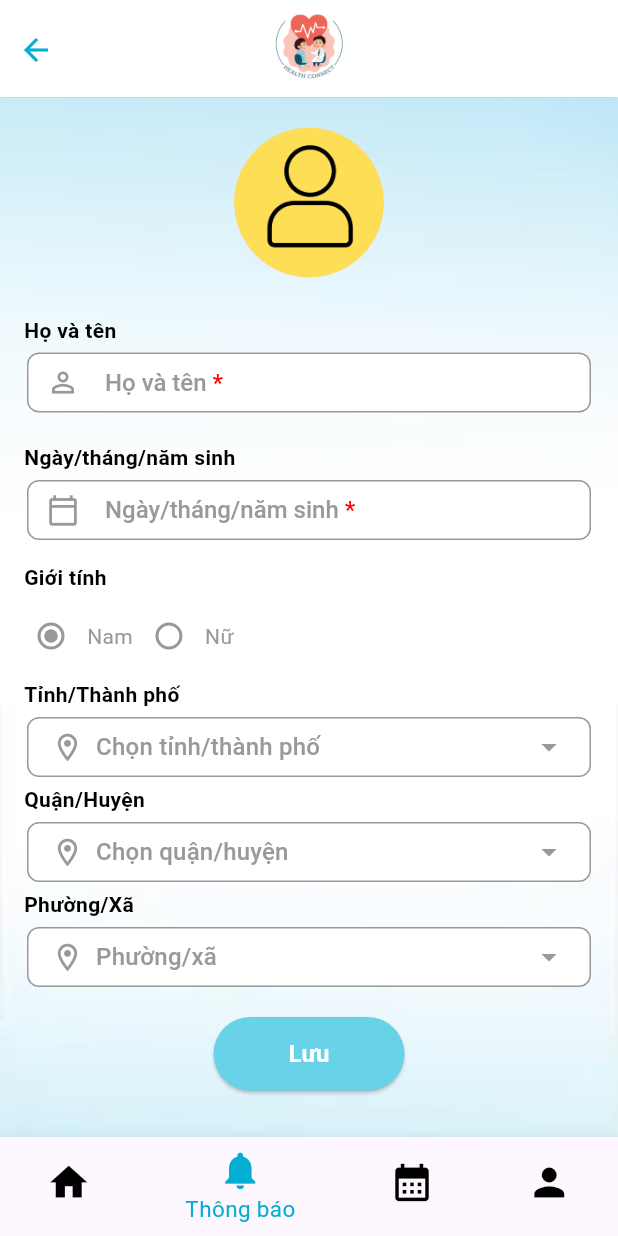
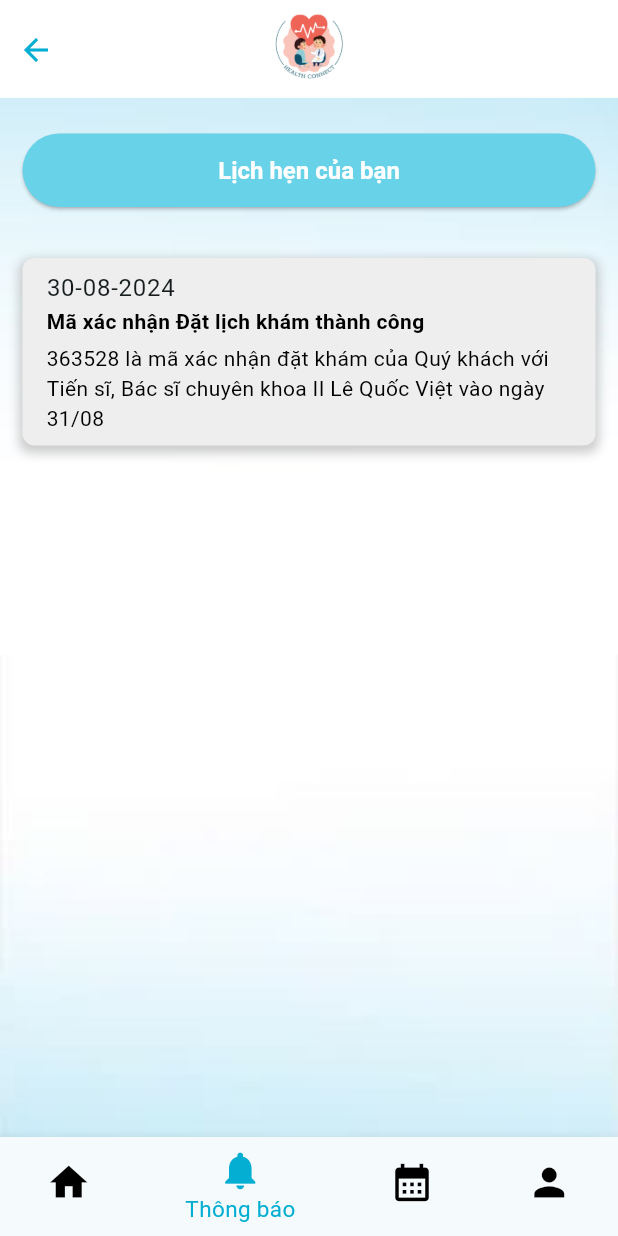
Before and after one commit to Mixture-Tech/Doctor-Appointment, a Flutter app: the screen it shows after launch, item 2 of the bottom bar chosen, on a phone screen of 412 x 824 dp. Run offline on Flutter 3.47's test engine with Material 3 defaults, Android fonts, the phone set to English and light mode, and no system bars; our stand-ins replace flutter_dotenv.

Commit message:
feat: notification screen + refactor: navbar

```diff
--- a/app/lib/main.dart
+++ b/app/lib/main.dart
@@ -1,8 +1,13 @@
+import 'package:app/styles/colors.dart';
 import 'package:app/ui/screens/AppointmentScreen.dart';
 import 'package:app/ui/screens/AppointmentDetailScreen.dart';
 import 'package:app/ui/screens/HomeScreen.dart';
 import 'package:app/ui/screens/LoginScreen.dart';
+import 'package:app/ui/screens/MainScreen.dart';
+import 'package:app/ui/screens/NotificationScreen.dart';
+import 'package:app/ui/screens/NotificationScreen.dart';
 import 'package:app/ui/screens/PersonalInformationScreen.dart';
+import 'package:app/ui/screens/SpecializationScreen.dart';
 import 'package:flutter/material.dart';
 import 'package:flutter_dotenv/flutter_dotenv.dart';
 
@@ -19,11 +24,10 @@ class MyApp extends StatelessWidget {
     return MaterialApp(
       title: 'Health Connect App',
       theme: ThemeData(
-        colorScheme: ColorScheme.fromSeed(seedColor: Colors.deepPurple),
+        colorScheme: ColorScheme.fromSeed(seedColor: AppColors.accentBlue),
         useMaterial3: true,
       ),
-      // home: const AppointmentScreen(),
-      home: const PersonnalInfoScreen(),
+      home: const MainScreen(),
     );
   }
 }
--- a/app/lib/ui/screens/LoginScreen.dart
+++ b/app/lib/ui/screens/LoginScreen.dart
@@ -1,4 +1,5 @@
 import 'package:app/ui/screens/RegisterScreen.dart';
+import 'package:flutter/cupertino.dart';
 import 'package:flutter/material.dart';
 import 'package:app/styles/colors.dart';
 import 'package:app/ui/widgets/CustomtextAuthWidget.dart';
@@ -101,8 +102,8 @@ class _LoginState extends State<LoginScreen> {
                         onPressed: () {
                           // Hành động khi nhấn "Đăng ký"
                           Navigator.push(
-                            context,
-                            MaterialPageRoute(builder: (context) => const Register()),
+                              context,
+                              CupertinoPageRoute(builder: (context) => const Register())
                           );
                         },
                         child: const Text(
--- /dev/null
+++ b/app/lib/ui/screens/MainScreen.dart
@@ -0,0 +1,45 @@
+import 'package:app/ui/screens/NotificationScreen.dart';
+import 'package:flutter/material.dart';
+import 'package:app/ui/screens/HomeScreen.dart';
+import 'package:app/ui/screens/AppointmentScreen.dart';
+import 'package:app/ui/screens/PersonalInformationScreen.dart';
+import 'package:app/ui/screens/ProfileScreen.dart';
+import 'package:app/ui/widgets/NavigationBarWidget.dart';
+
+class MainScreen extends StatefulWidget {
+  const MainScreen({Key? key}) : super(key: key);
+
+  @override
+  _MainScreenState createState() => _MainScreenState();
+}
+
+class _MainScreenState extends State<MainScreen> {
+  int _selectedIndex = 0;
+
+  final List<Widget> _pages = [
+    const HomeScreen(),
+    const NotificationScreen(), // Thay thế bằng màn hình Thông báo thực tế
+    const AppointmentScreen(),
+    const Profile(),
+  ];
+
+  void _onItemTapped(int index) {
+    setState(() {
+      _selectedIndex = index;
+    });
+  }
+
+  @override
+  Widget build(BuildContext context) {
+    return Scaffold(
+      body: IndexedStack(
+        index: _selectedIndex,
+        children: _pages,
+      ),
+      bottomNavigationBar: NavigationBarWidget(
+        selectedIndex: _selectedIndex,
+        onItemTapped: _onItemTapped,
+      ),
+    );
+  }
+}
--- /dev/null
+++ b/app/lib/ui/screens/NotificationScreen.dart
@@ -0,0 +1,118 @@
+import 'package:app/styles/colors.dart';
+import 'package:app/ui/widgets/ButtonWidget.dart';
+import 'package:app/ui/widgets/HeaderWidget.dart';
+import 'package:flutter/material.dart';
+
+class NotificationScreen extends StatelessWidget {
+  const NotificationScreen({super.key});
+
+  @override
+  Widget build(BuildContext context) {
+    // Giả sử chúng ta có một danh sách các cuộc hẹn
+    final List<Map<String, String>> appointments = [
+      // Nếu có cuộc hẹn, thêm vào đây
+      {'date': '30-08-2024', 'title': 'Mã xác nhận Đặt lịch khám thành công', 'description': '363528 là mã xác nhận đặt khám của Quý khách với Tiến sĩ, Bác sĩ chuyên khoa II Lê Quốc Việt vào ngày 31/08'},
+    ];
+
+    return SafeArea(
+      child: Scaffold(
+        body: Column(
+          children: <Widget>[
+            HeaderWidget(
+              isHomeScreen: false,
+              onIconPressed: () {
+                // Navigator.pop(context);
+              },
+            ),
+            Expanded(
+              child: Stack(
+                fit: StackFit.expand,
+                children: [
+                  // Hình nền
+                  Container(
+                    decoration: const BoxDecoration(
+                      image: DecorationImage(
+                        image: AssetImage("assets/images/Background_3.png"),
+                        fit: BoxFit.cover,
+                      ),
+                    ),
+                  ),
+                  ListView(
+                    children: [
+                      Padding(
+                        padding: const EdgeInsets.symmetric(vertical: 24.0, horizontal: 15.0),
+                        child: CustomElevatedButton(
+                          text: 'Lịch hẹn của bạn',
+                          onPressed: () {
+                            // Xử lý khi nút được nhấn
+                          },
+                        ),
+                      ),
+                      _buildAppointmentsList(appointments),
+                    ],
+                  ),
+                ],
+              ),
+            ),
+          ],
+        ),
+      ),
+    );
+  }
+
+  Widget _buildAppointmentsList(List<Map<String, String>> appointments) {
+    if (appointments.isEmpty) {
+      return const Center(
+        child: Padding(
+          padding: EdgeInsets.all(15.0),
+          child: Text(
+            'Bạn chưa đặt cuộc hẹn nào',
+            style: TextStyle(
+              fontSize: 16,
+              fontWeight: FontWeight.bold,
+              color: AppColors.black,
+            ),
+          ),
+        ),
+      );
+    }
+
+    return Column(
+      children: appointments.map((appointment) => Container(
+        margin: const EdgeInsets.symmetric(horizontal: 15, vertical: 10),
+        decoration: BoxDecoration(
+          color: AppColors.lightGrey,
+          borderRadius: BorderRadius.circular(8),
+          boxShadow: [
+            BoxShadow(
+              color: AppColors.grey.withOpacity(0.5),
+              spreadRadius: 2,
+              blurRadius: 5,
+              offset: const Offset(0, 3),
+            ),
+          ],
+        ),
+        child: ListTile(
+          title: Text(appointment['date'] ?? ''),
+          subtitle: Column(
+            crossAxisAlignment: CrossAxisAlignment.start,
+            children: [
+              Text(
+                appointment['title'] ?? '',
+                style: const TextStyle(
+                  color: AppColors.black,
+                  fontWeight: FontWeight.bold,
+                ),
+              ),
+              const SizedBox(height: 5),
+              Text(
+                appointment['description'] ?? '',
+                style: const TextStyle(color: AppColors.black),
+              ),
+            ],
+          ),
+        ),
+      )).toList(),
+    );
+  }
+}
--- a/app/lib/ui/screens/PersonalInformationScreen.dart
+++ b/app/lib/ui/screens/PersonalInformationScreen.dart
@@ -10,14 +10,14 @@ import '../widgets/DateTimePickerWidget.dart';
 import '../widgets/RadioButtonWidget.dart';
 import '../widgets/TextFieldWidget.dart';
 
-class PersonnalInfoScreen extends StatefulWidget {
-  const PersonnalInfoScreen({super.key});
+class PersonalInfoScreen extends StatefulWidget {
+  const PersonalInfoScreen({super.key});
 
   @override
-  State<PersonnalInfoScreen> createState() => _PersonnalInfoScreenState();
+  State<PersonalInfoScreen> createState() => _PersonalInfoScreenState();
 }
 
-class _PersonnalInfoScreenState extends State<PersonnalInfoScreen> {
+class _PersonalInfoScreenState extends State<PersonalInfoScreen> {
   List<String> provinces = ['Hà Nội', 'TP.HCM', 'Đà Nẵng',]; // Thêm các tỉnh/thành phố khác
   List<String> districts = []; // Sẽ được cập nhật dựa trên tỉnh/thành phố được chọn
   List<String> wards = []; // Sẽ được cập nhật dựa trên quận/huyện được chọn
@@ -212,7 +212,7 @@ class _PersonnalInfoScreenState extends State<PersonnalInfoScreen> {
 
                     ),
                   ),
-                  NavigationBarWidget(),  // Navigation bar phía dưới
+                  // NavigationBarWidget(),  // Navigation bar phía dưới
                 ],
               ),
             ),
--- a/app/lib/ui/screens/RegisterScreen.dart
+++ b/app/lib/ui/screens/RegisterScreen.dart
@@ -1,4 +1,5 @@
 import 'package:app/ui/screens/LoginScreen.dart';
+import 'package:flutter/cupertino.dart';
 import 'package:flutter/material.dart';
 import 'package:app/styles/colors.dart';
 import 'package:app/ui/widgets/CustomtextAuthWidget.dart';
@@ -126,9 +127,9 @@ class _RegisterState extends State<Register> {
                           ),
                           TextButton(
                             onPressed: () {
-                              Navigator.push(
+                              Navigator.pop(
                                 context,
-                                MaterialPageRoute(builder: (context) => const LoginScreen()),
+                                CupertinoPageRoute(builder: (context) => const LoginScreen()),
                               );
                             },
                             style: TextButton.styleFrom(
--- a/app/lib/ui/widgets/ButtonWidget.dart
+++ b/app/lib/ui/widgets/ButtonWidget.dart
@@ -6,7 +6,7 @@ import '../../styles/colors.dart';
 
 class CustomElevatedButton extends StatelessWidget {
   final String text;
-  final VoidCallback onPressed;
+  final VoidCallback? onPressed;
 
 
   const CustomElevatedButton({
--- a/app/lib/ui/widgets/HeaderWidget.dart
+++ b/app/lib/ui/widgets/HeaderWidget.dart
@@ -16,14 +16,14 @@ class HeaderWidget extends StatelessWidget {
     return Container(
       decoration: const BoxDecoration(
         color: Colors.white,
-        boxShadow: [
-          BoxShadow(
-            color: AppColors.grey,
-            spreadRadius: 1,
-            blurRadius: 3,
-            offset: Offset(0, 2),
-          ),
-        ],
+        // boxShadow: [
+        //   BoxShadow(
+        //     color: AppColors.grey,
+        //     spreadRadius: 1,
+        //     blurRadius: 3,
+        //     offset: Offset(0, 2),
+        //   ),
+        // ],
       ),
       child: Stack(
         children: [
--- a/app/lib/ui/widgets/NavigationBarWidget.dart
+++ b/app/lib/ui/widgets/NavigationBarWidget.dart
@@ -1,39 +1,19 @@
+import 'package:flutter/material.dart';
 import 'package:app/styles/colors.dart';
-import 'package:flutter/material.dart';
 
-class NavigationBarWidget extends StatefulWidget {
-  const NavigationBarWidget({super.key});
+class NavigationBarWidget extends StatelessWidget {
+  final int selectedIndex;
+  final Function(int) onItemTapped;
 
-  @override
-  State<NavigationBarWidget> createState() => _NavigationBarWidgetState();
-}
-
-class _NavigationBarWidgetState extends State<NavigationBarWidget> {
-  int _selectedIndex = 0;
-  final List<Widget> _pages = [
-    // Center(child: Text('Trang chủ')),
-    // Center(child: Text('Thông báo')),
-    // Center(child: Text('Lịch hẹn')),
-    // Center(child: Text('Cá nhân')),
-  ];
-
-  void _onItemTapped(int index) {
-    setState(() {
-      _selectedIndex = index;
+  const NavigationBarWidget({
+    super.key,
+    required this.selectedIndex,
+    required this.onItemTapped,
   });
-  }
 
   @override
   Widget build(BuildContext context) {
-    return Column(
-      children: [
-        Expanded(
-          child: IndexedStack(
-            index: _selectedIndex,
-            children: _pages,
-          ),
-        ),
-        BottomNavigationBar(
+    return BottomNavigationBar(
       items: const [
         BottomNavigationBarItem(
           icon: Icon(Icons.home),
@@ -52,14 +32,12 @@ class _NavigationBarWidgetState extends State<NavigationBarWidget> {
           label: 'Cá nhân',
         )
       ],
-          currentIndex: _selectedIndex,
+      currentIndex: selectedIndex,
       selectedItemColor: AppColors.primaryBlue,
       unselectedItemColor: AppColors.black,
       selectedLabelStyle: const TextStyle(fontSize: 15),
-          onTap: _onItemTapped,
+      onTap: onItemTapped,
       iconSize: 30,
-        ),
-      ],
     );
   }
 }
```
Also changed, not shown: app/lib/ui/screens/AppointmentDetailScreen.dart (+10 -4 lines), app/lib/ui/screens/AppointmentScreen.dart (+11 -2 lines), app/lib/ui/screens/HomeScreen.dart (+26 -13 lines), app/lib/ui/screens/ProfileScreen.dart (+5 -5 lines), app/lib/ui/screens/SpecializationDetailScreen.dart (renamed from app/lib/ui/screens/SpecializationDetail.dart, +48 -35 lines), app/lib/ui/screens/SpecializationScreen.dart (renamed from app/lib/ui/screens/Specialization.dart, +14 -12 lines), app/lib/ui/widgets/Test.dart (+41 -51 lines). Lines whose indentation alone changed are shown as unchanged.
